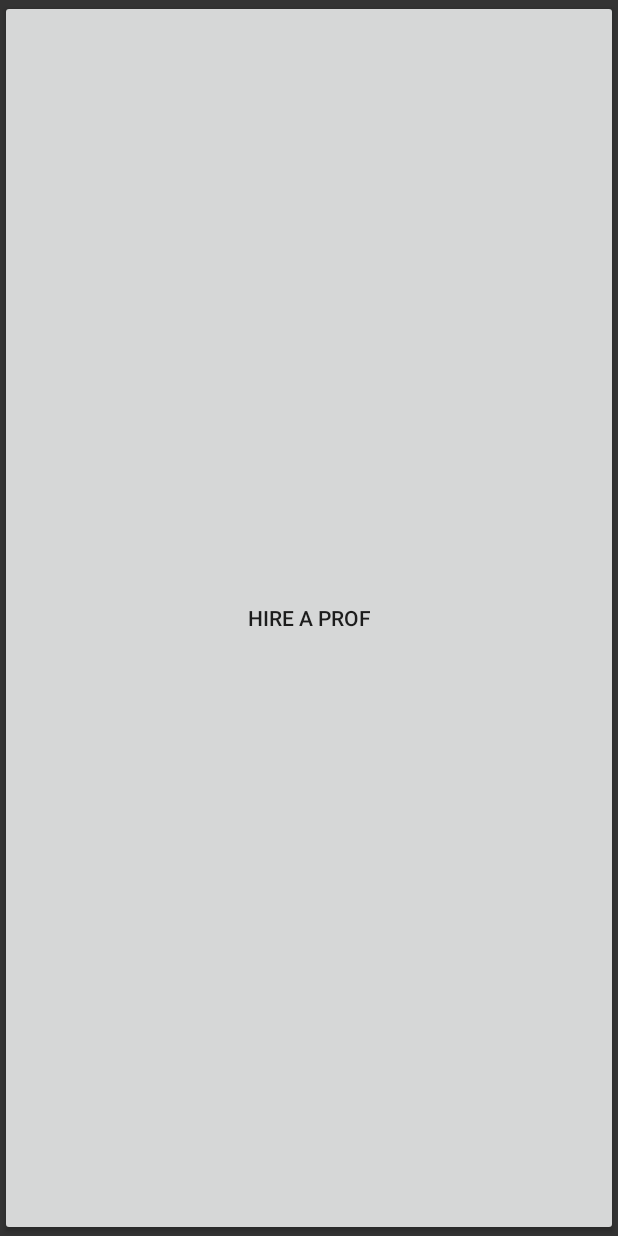
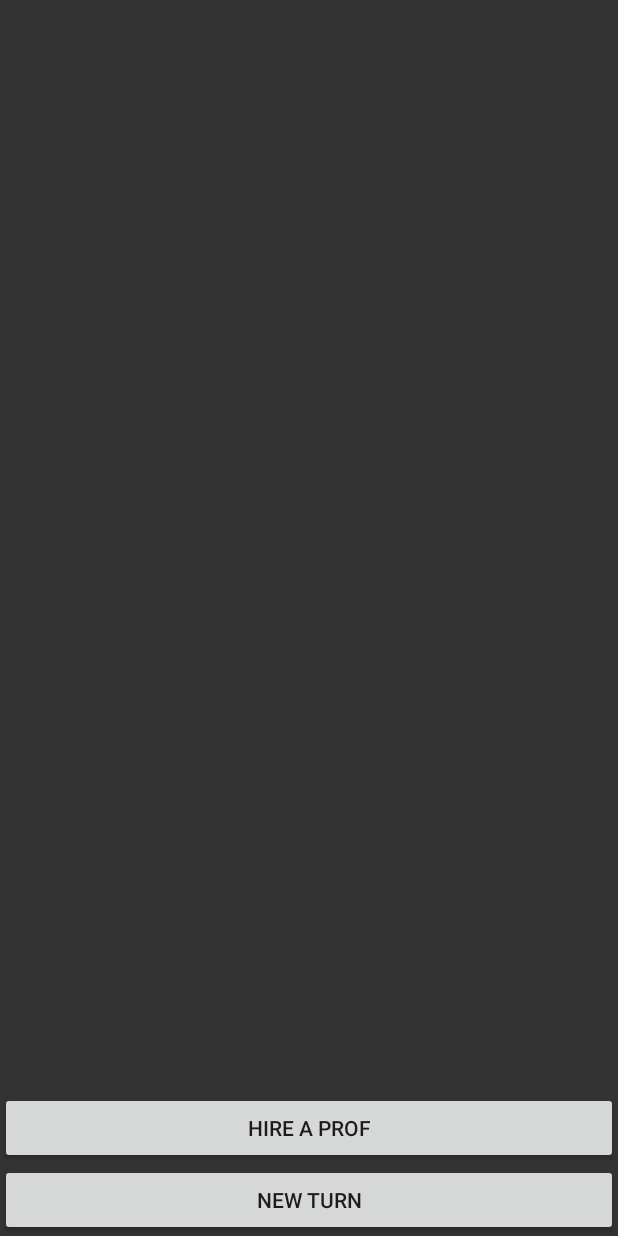
Before and after one commit to nbyouri/TGU, an Android app: the fragment ChoicesFragment shown on its own in the app's theme, on a phone screen of 412 x 824 dp. Run offline under Robolectric (Android 15) with nearby library versions, the phone set to English and light mode, and no system bars; 2 statements that could not run were skipped.

Commit message:
Added new turn functionality

```diff
--- a/app/src/main/java/muga/thegreatuniversity/fragments/ChoicesFragment.java
+++ b/app/src/main/java/muga/thegreatuniversity/fragments/ChoicesFragment.java
@@ -8,6 +8,7 @@ import android.view.ViewGroup;
 import android.widget.Button;
 
 import muga.thegreatuniversity.R;
+import muga.thegreatuniversity.models.University;
 import muga.thegreatuniversity.views.MainActivity;
 
 /**
@@ -19,6 +20,7 @@ import muga.thegreatuniversity.views.MainActivity;
 public class ChoicesFragment extends Fragment {
 
     Button btn_hire;
+    Button btn_new_turn;
 
     @Override
     public View onCreateView(LayoutInflater inflater, ViewGroup container,
@@ -30,16 +32,28 @@ public class ChoicesFragment extends Fragment {
     public void onStart(){
         super.onStart();
         btn_hire = (Button) getActivity().findViewById(R.id.btn_hire_prof);
+        btn_new_turn = (Button) getActivity().findViewById(R.id.btn_new_turn);
         btn_hire.setOnClickListener(new View.OnClickListener() {
             @Override
             public void onClick(View v) {
                 changeHire();
             }
         });
+        btn_new_turn.setOnClickListener(new View.OnClickListener() {
+            @Override
+            public void onClick(View v) {
+                University.getInstance().newTurn();
+                printGame();
+            }
+        });
+
     }
 
     private void changeHire(){
         ((MainActivity)getActivity()).hireProf();
     }
+    private void printGame(){
+        ((MainActivity)getActivity()).printGame();
+    }
 
 }
--- a/app/src/main/java/muga/thegreatuniversity/fragments/StatFragment.java
+++ b/app/src/main/java/muga/thegreatuniversity/fragments/StatFragment.java
@@ -39,10 +39,12 @@ public class StatFragment extends Fragment {
         TextView nameUniv = (TextView) getActivity().findViewById(R.id.txt_name_university);
         TextView nbMaxStud = (TextView) getActivity().findViewById(R.id.txt_max_student);
         TextView cash = (TextView) getActivity().findViewById(R.id.txt_cash);
+        TextView turn = (TextView) getActivity().findViewById(R.id.txt_turn);
 
         nbStud.setText(String.valueOf(University.getInstance().getStudentNb()));
         nameUniv.setText(University.getInstance().getName());
         nbMaxStud.setText(String.valueOf(University.getInstance().getMaxPopulation()));
         cash.setText(String.valueOf(University.getInstance().getMoney()));
+        turn.setText(String.valueOf(University.getInstance().getTurn()));
     }
 }
--- a/app/src/main/res/layout/fragment_choices.xml
+++ b/app/src/main/res/layout/fragment_choices.xml
@@ -3,11 +3,18 @@
     android:layout_width="match_parent"
     android:layout_height="match_parent"
     android:background="@color/dark_grey"
-    android:orientation="vertical">
+    android:orientation="vertical"
+    android:gravity="bottom">
 
     <Button
         android:id="@+id/btn_hire_prof"
         android:layout_width="match_parent"
-        android:layout_height="match_parent"
-        android:text="Hire a prof" />
+        android:layout_height="wrap_content"
+        android:text="Hire a prof"
+        />
+    <Button
+        android:id="@+id/btn_new_turn"
+        android:layout_width="match_parent"
+        android:layout_height="wrap_content"
+        android:text="New Turn"/>
 </LinearLayout>
--- a/app/src/main/res/values/strings.xml
+++ b/app/src/main/res/values/strings.xml
@@ -10,6 +10,11 @@
     <string name="courseType_agronomyLab">Agronomy Lab</string>
     <string name="courseType_ITLab">IT Lab</string>
     <string name="create_univ_button">Create University</string>
+    <string name="text_money">money: </string>
+    <string name="text_stat">Stat: </string>
+    <string name="text_moral">moral</string>
+    <string name="text_create_teacher">Create Teacher</string>
+    <string name="text_create_course">Create Course</string>
 
     <string name="popUp_createUniv">Create university</string>
     <string name="popUp_enterName">Enter name of your University</string>
```
Also changed, not shown: app/src/main/java/muga/thegreatuniversity/models/University.java (+17 -0 lines), app/src/main/java/muga/thegreatuniversity/views/MainActivity.java (+5 -3 lines), app/src/main/res/layout/fragment_stat.xml (+15 -0 lines).
